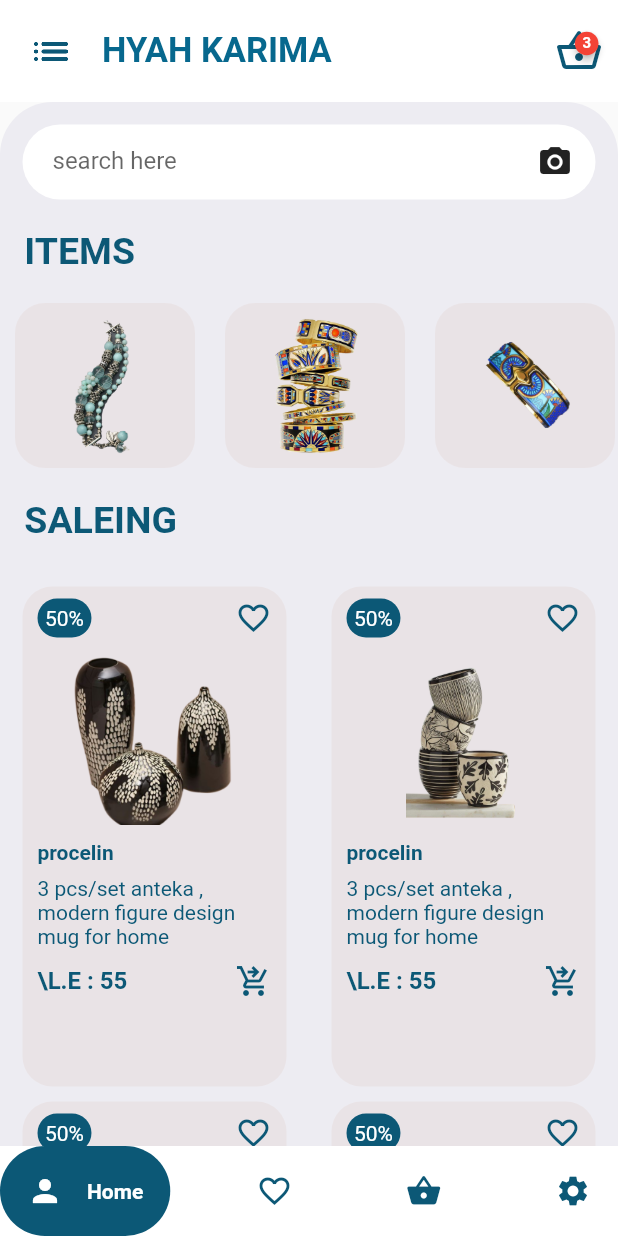
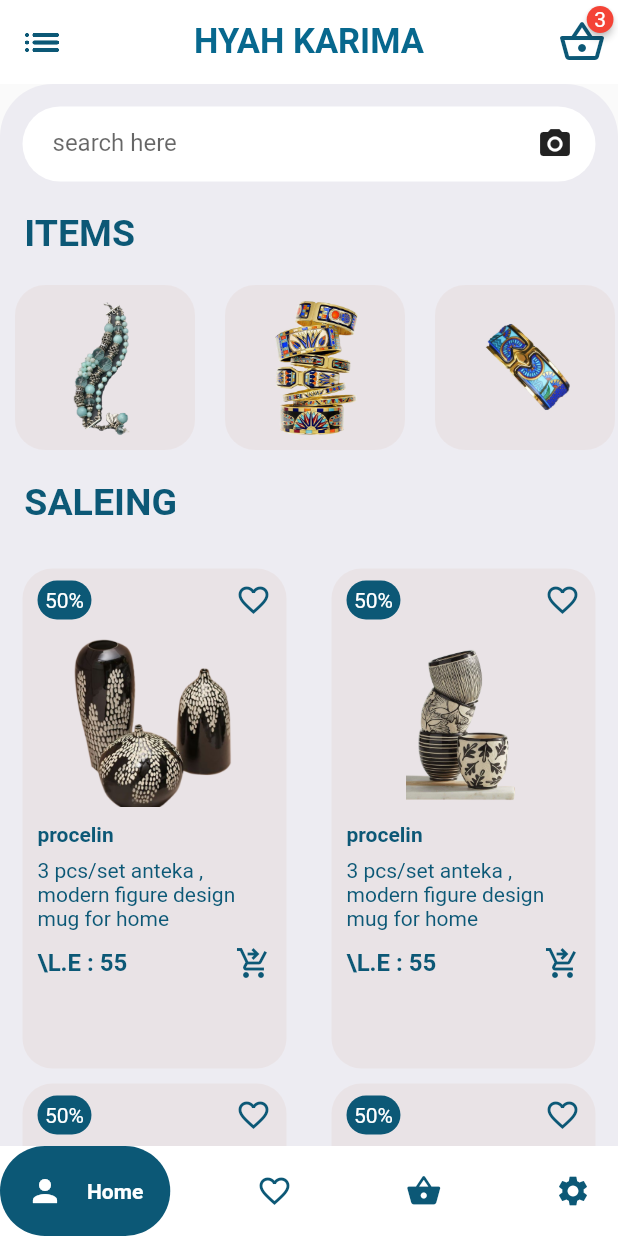
Before and after one commit to AVElfallah/craft_flutter, a Flutter app: the screen it shows after launch, on a phone screen of 412 x 824 dp. Run offline on Flutter 3.47's test engine with Material 2 defaults, Android fonts, the light colour scheme and no system bars; drawn by our look-alikes of badges, google_nav_bar; our stand-ins replace dio, flutter_rating_bar, get_storage; missing offline and left inert: clippy_flutter, mailer; Roboto replaces fonts that are missing (Pacifico).

Commit message:
edit home page

```diff
--- a/lib/screen/home_page.dart
+++ b/lib/screen/home_page.dart
@@ -4,8 +4,7 @@ import 'package:flutter/cupertino.dart';
 import 'package:flutter/material.dart';
 import 'package:google_nav_bar/google_nav_bar.dart';
 import 'package:hyah_karima/router/app_router.dart';
-
-import '../widget/home_appbar.dart';
+import 'package:badges/badges.dart' as badges;
 import '../widget/categories_widget.dart';
 import '../widget/items_widget.dart';
 
@@ -18,10 +17,54 @@ class HomePage extends StatelessWidget {
       // appBar: AppBar(
       //drawer: Drawer(),
       //  ),
-
+      appBar: AppBar(
+        title: const Text(
+          'HYAH KARIMA',
+          style: TextStyle(
+            fontSize: 23,
+            fontWeight: FontWeight.bold,
+            color: Color.fromARGB(255, 7, 104, 142),
+          ),
+        ),
+        centerTitle: true,
+        backgroundColor: Colors.white,
+        foregroundColor: Colors.black,
+        elevation: 0,
+        actions: [
+          badges.Badge(
+            badgeContent: const Text(
+              '3',
+              style: TextStyle(
+                color: Colors.white,
+              ),
+            ),
+            position: badges.BadgePosition.topEnd(top: 0, end: 3),
+            child: IconButton(
+              icon: const Icon(
+                Icons.shopping_basket_outlined,
+                size: 32,
+                color: Color.fromARGB(255, 12, 88, 118),
+              ),
+              onPressed: () {
+                Navigator.pushNamed(
+                  context,
+                  MyRouter.cartPage,
+                );
+              },
+            ),
+          ),
+        ],
+        leading: IconButton(
+          icon: const Icon(
+            Icons.list_rounded,
+            size: 30,
+            color: Color.fromARGB(255, 12, 88, 118),
+          ),
+          onPressed: () => Scaffold.of(context).openDrawer(),
+        ),
+      ),
       body: ListView(
         children: [
-          const HomeAppBar(),
           Container(
             //height: 500,
             padding: const EdgeInsets.only(top: 15),
--- a/lib/widget/item_bottom_navbar.dart
+++ b/lib/widget/item_bottom_navbar.dart
@@ -55,8 +55,10 @@ class ItemBottomNavBar extends StatelessWidget {
                   const EdgeInsets.symmetric(vertical: 13, horizontal: 15),
                 ),
                 shape: MaterialStateProperty.all<RoundedRectangleBorder>(
-                    RoundedRectangleBorder(
-                        borderRadius: BorderRadius.circular(30))),
+                  RoundedRectangleBorder(
+                    borderRadius: BorderRadius.circular(30),
+                  ),
+                ),
               ),
             ),
           ],
```
